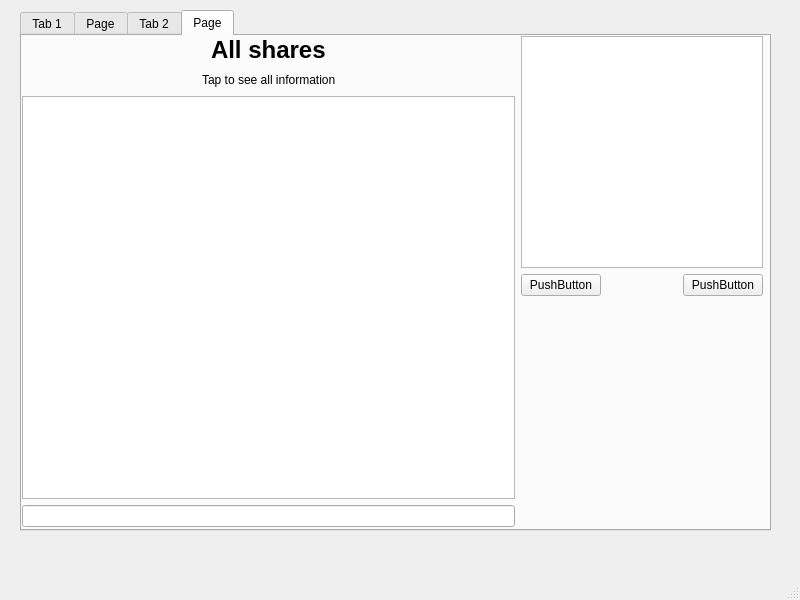
Before: the Qt Designer form apps/mainwindow.ui in coolGroup2005/tinkoffsdk_qt_app, drawn with Qt 5.
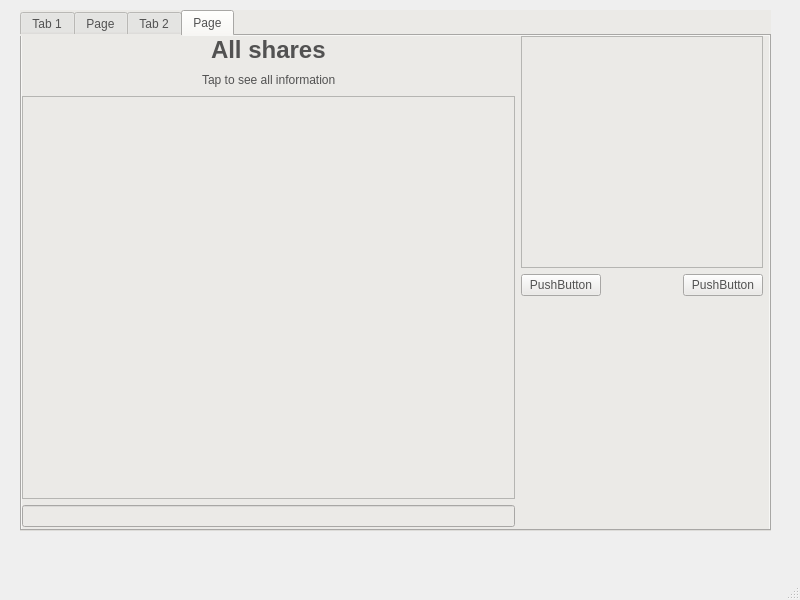
After: the same form once the commit is applied.

Commit message: update design for statistics

Patch:
```diff
--- a/apps/mainwindow.ui
+++ b/apps/mainwindow.ui
@@ -23,6 +23,49 @@
       <height>521</height>
      </rect>
     </property>
+    <property name="styleSheet">
+        <string notr="true">
+            QWidget {
+                background-color: #ebeae7;
+                color: #525252;
+            }
+
+            <!-- QListView {
+                background-color: #d3d2d0;
+                border-radius: 10px;
+                color: #525252;
+                padding: 20px;
+            } -->
+
+            QLabel {
+                color: #525252;
+            }
+
+            QListView#top_gainers_list {
+                background-color: #d3d2d0;
+                border-radius: 10px;
+                color: #525252;
+                padding: 20px;
+                box-shadow: 0px 4px 6px rgba(0, 0, 0, 0.1);
+            }
+
+            QListView#top_losers_list {
+                background-color: #d3d2d0;
+                border-radius: 10px;
+                color: #525252;
+                padding: 20px;
+                box-shadow: 0px 4px 6px rgba(0, 0, 0, 0.1);
+            }
+
+            QListView#top_active_list {
+                background-color: #d3d2d0;
+                border-radius: 10px;
+                color: #525252;
+                padding: 20px;
+            }
+
+        </string>
+    </property>
     <layout class="QVBoxLayout" name="verticalLayout">
      <item>
       <widget class="QTabWidget" name="tabWidget">
```
